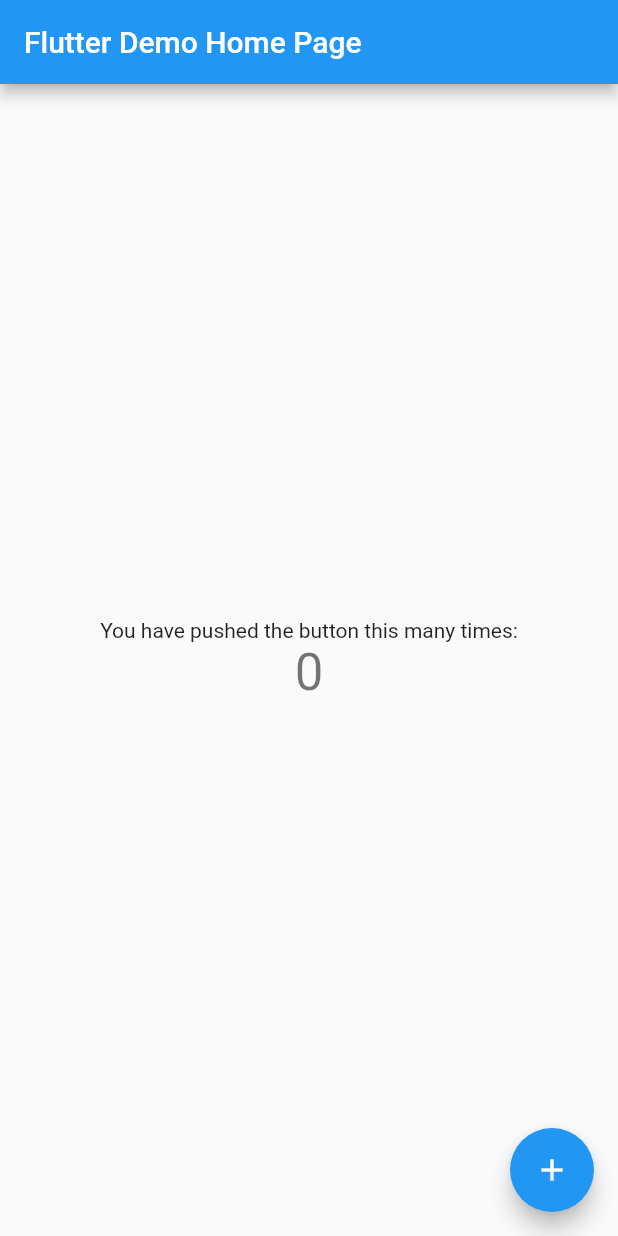
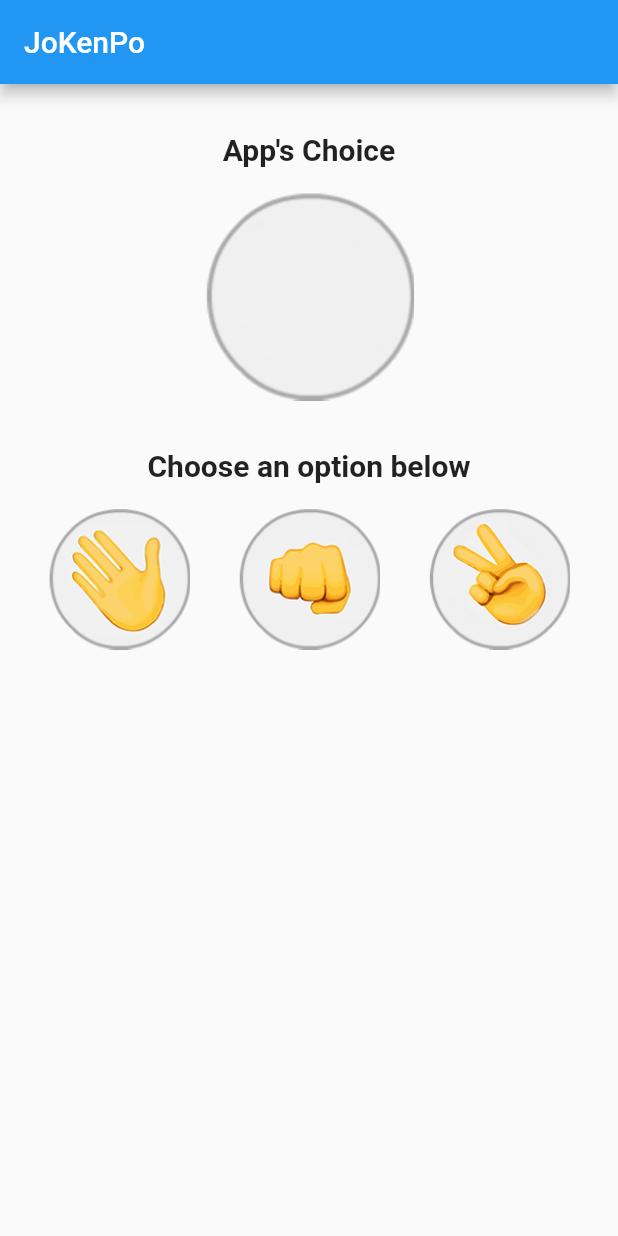
Before and after one commit to BerPGR/flutter-jokenpo, a Flutter app: the screen it shows after launch, on a phone screen of 412 x 824 dp. Run offline on Flutter 3.47's test engine with Material 2 defaults, Android fonts, the phone set to English and light mode, and no system bars.

Commit message:
Interface criada

```diff
--- /dev/null
+++ b/lib/Jogo.dart
@@ -0,0 +1,54 @@
+import 'package:flutter/material.dart';
+
+class Jogo extends StatefulWidget {
+  const Jogo({super.key});
+
+  @override
+  State<Jogo> createState() => _JogoState();
+}
+
+class _JogoState extends State<Jogo> {
+  @override
+  Widget build(BuildContext context) {
+    return Scaffold(
+        appBar: AppBar(
+          title: Text("JoKenPo"),
+        ),
+        body: Column(
+          crossAxisAlignment: CrossAxisAlignment.center,
+          children: [
+            // text
+            // img
+            // text resultado
+            // linha 3 imgs
+            Padding(
+              padding: EdgeInsets.only(top: 32, bottom: 16),
+              child: Text("App's Choice",
+                  textAlign: TextAlign.center,
+                  style: TextStyle(fontSize: 20, fontWeight: FontWeight.bold)),
+            ),
+
+            Image.asset("imgs/padrao.png"),
+
+            Padding(
+              padding: EdgeInsets.only(top: 32, bottom: 16),
+              child: Text("Choose an option below",
+                  textAlign: TextAlign.center,
+                  style: TextStyle(fontSize: 20, fontWeight: FontWeight.bold)),
+            ),
+
+            Row(
+              mainAxisAlignment: MainAxisAlignment.spaceEvenly,
+              children: [
+                Image.asset(
+                  "imgs/papel.png",
+                  height: 95,
+                ),
+                Image.asset("imgs/pedra.png", height: 95),
+                Image.asset("imgs/tesoura.png", height: 95),
+              ],
+            )
+          ],
+        ));
+  }
+}
--- a/lib/main.dart
+++ b/lib/main.dart
@@ -1,115 +1,9 @@
 import 'package:flutter/material.dart';
+import 'package:pedra_papel_tesoura/Jogo.dart';
 
-void main() {
-  runApp(const MyApp());
+void main(List<String> args) {
+  runApp(MaterialApp(
+    debugShowCheckedModeBanner: false,
+    home: Jogo(),
+  ));
 }
-
-class MyApp extends StatelessWidget {
-  const MyApp({super.key});
-
-  // This widget is the root of your application.
-  @override
-  Widget build(BuildContext context) {
-    return MaterialApp(
-      title: 'Flutter Demo',
-      theme: ThemeData(
-        // This is the theme of your application.
-        //
-        // Try running your application with "flutter run". You'll see the
-        // application has a blue toolbar. Then, without quitting the app, try
-        // changing the primarySwatch below to Colors.green and then invoke
-        // "hot reload" (press "r" in the console where you ran "flutter run",
-        // or simply save your changes to "hot reload" in a Flutter IDE).
-        // Notice that the counter didn't reset back to zero; the application
-        // is not restarted.
-        primarySwatch: Colors.blue,
-      ),
-      home: const MyHomePage(title: 'Flutter Demo Home Page'),
-    );
-  }
-}
-
-class MyHomePage extends StatefulWidget {
-  const MyHomePage({super.key, required this.title});
-
-  // This widget is the home page of your application. It is stateful, meaning
-  // that it has a State object (defined below) that contains fields that affect
-  // how it looks.
-
-  // This class is the configuration for the state. It holds the values (in this
-  // case the title) provided by the parent (in this case the App widget) and
-  // used by the build method of the State. Fields in a Widget subclass are
-  // always marked "final".
-
-  final String title;
-
-  @override
-  State<MyHomePage> createState() => _MyHomePageState();
-}
-
-class _MyHomePageState extends State<MyHomePage> {
-  int _counter = 0;
-
-  void _incrementCounter() {
-    setState(() {
-      // This call to setState tells the Flutter framework that something has
-      // changed in this State, which causes it to rerun the build method below
-      // so that the display can reflect the updated values. If we changed
-      // _counter without calling setState(), then the build method would not be
-      // called again, and so nothing would appear to happen.
-      _counter++;
-    });
-  }
-
-  @override
-  Widget build(BuildContext context) {
-    // This method is rerun every time setState is called, for instance as done
-    // by the _incrementCounter method above.
-    //
-    // The Flutter framework has been optimized to make rerunning build methods
-    // fast, so that you can just rebuild anything that needs updating rather
-    // than having to individually change instances of widgets.
-    return Scaffold(
-      appBar: AppBar(
-        // Here we take the value from the MyHomePage object that was created by
-        // the App.build method, and use it to set our appbar title.
-        title: Text(widget.title),
-      ),
-      body: Center(
-        // Center is a layout widget. It takes a single child and positions it
-        // in the middle of the parent.
-        child: Column(
-          // Column is also a layout widget. It takes a list of children and
-          // arranges them vertically. By default, it sizes itself to fit its
-          // children horizontally, and tries to be as tall as its parent.
-          //
-          // Invoke "debug painting" (press "p" in the console, choose the
-          // "Toggle Debug Paint" action from the Flutter Inspector in Android
-          // Studio, or the "Toggle Debug Paint" command in Visual Studio Code)
-          // to see the wireframe for each widget.
-          //
-          // Column has various properties to control how it sizes itself and
-          // how it positions its children. Here we use mainAxisAlignment to
-          // center the children vertically; the main axis here is the vertical
-          // axis because Columns are vertical (the cross axis would be
-          // horizontal).
-          mainAxisAlignment: MainAxisAlignment.center,
-          children: <Widget>[
-            const Text(
-              'You have pushed the button this many times:',
-            ),
-            Text(
-              '$_counter',
-              style: Theme.of(context).textTheme.headline4,
-            ),
-          ],
-        ),
-      ),
-      floatingActionButton: FloatingActionButton(
-        onPressed: _incrementCounter,
-        tooltip: 'Increment',
-        child: const Icon(Icons.add),
-      ), // This trailing comma makes auto-formatting nicer for build methods.
-    );
-  }
-}
--- a/pubspec.yaml
+++ b/pubspec.yaml
@@ -63,6 +63,11 @@ flutter:
   # assets:
   #   - images/a_dot_burr.jpeg
   #   - images/a_dot_ham.jpeg
+  assets:
+    - imgs/padrao.png
+    - imgs/papel.png
+    - imgs/pedra.png
+    - imgs/tesoura.png
 
   # An image asset can refer to one or more resolution-specific "variants", see
   # https://flutter.dev/assets-and-images/#resolution-aware
```
Also changed, not shown: imgs/padrao.png (added), imgs/papel.png (added), imgs/pedra.png (added), imgs/tesoura.png (added), 1 other file.
